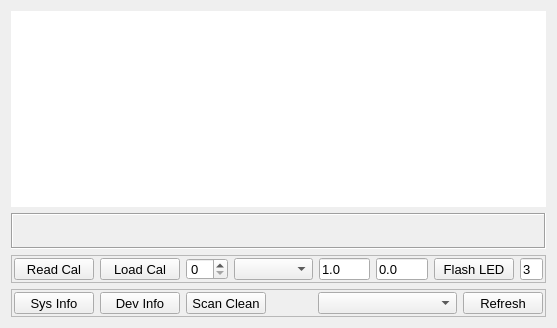
First picture: the form in infoform.ui, repository MccDv/mdihattest, before the edit.
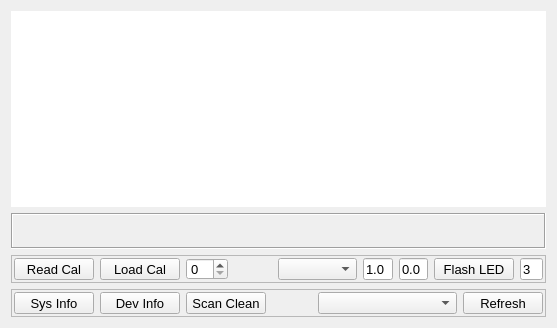
Second picture: the form after the edit.

Diff of the .ui file:
```diff
--- a/infoform.ui
+++ b/infoform.ui
@@ -164,7 +164,7 @@
      <property name="frameShadow">
       <enum>QFrame::Raised</enum>
      </property>
-     <layout class="QHBoxLayout" name="horizontalLayout_2">
+     <layout class="QHBoxLayout" name="horizontalLayout_2" stretch="6,6,2,6,0,4,4,6,2">
       <property name="leftMargin">
        <number>2</number>
       </property>
@@ -198,6 +198,19 @@
         </property>
        </widget>
       </item>
+      <item>
+       <spacer name="horizontalSpacer_2">
+        <property name="orientation">
+         <enum>Qt::Horizontal</enum>
+        </property>
+        <property name="sizeHint" stdset="0">
+         <size>
+          <width>40</width>
+          <height>20</height>
+         </size>
+        </property>
+       </spacer>
+      </item>
       <item>
        <widget class="QComboBox" name="cmbTcType"/>
       </item>
```
